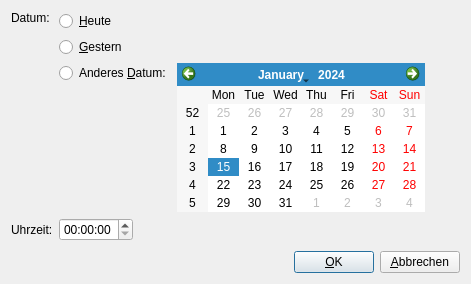
The window that src/gui/windows/DateInputDialog.ui (startkladde/startkladde) describes before a commit, drawn with Qt 5.
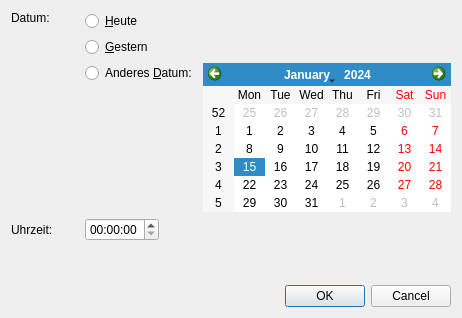
The same window after the commit.

Commit message: Using QDialogButtonBox in dialogs LaunchMethodStatistics: display towflights entry only if there are towflights

Diff of the .ui file:
```diff
--- a/src/gui/windows/DateInputDialog.ui
+++ b/src/gui/windows/DateInputDialog.ui
@@ -6,8 +6,8 @@
    <rect>
     <x>0</x>
     <y>0</y>
-    <width>471</width>
-    <height>284</height>
+    <width>462</width>
+    <height>318</height>
    </rect>
   </property>
   <property name="windowTitle">
@@ -144,46 +144,11 @@
      </property>
     </spacer>
    </item>
-   <item row="2" column="0" colspan="2">
-    <widget class="QWidget" name="widget" native="true">
-     <layout class="QHBoxLayout" name="horizontalLayout">
-      <property name="spacing">
-       <number>6</number>
-      </property>
-      <property name="margin">
-       <number>0</number>
-      </property>
-      <item>
-       <spacer name="horizontalSpacer">
-        <property name="orientation">
-         <enum>Qt::Horizontal</enum>
-        </property>
-        <property name="sizeHint" stdset="0">
-         <size>
-          <width>1</width>
-          <height>0</height>
-         </size>
-        </property>
-       </spacer>
-      </item>
-      <item>
-       <widget class="QPushButton" name="okButton">
-        <property name="text">
-         <string>&amp;OK</string>
-        </property>
-        <property name="default">
-         <bool>true</bool>
-        </property>
-       </widget>
-      </item>
-      <item>
-       <widget class="QPushButton" name="cancelButton">
-        <property name="text">
-         <string>&amp;Abbrechen</string>
-        </property>
-       </widget>
-      </item>
-     </layout>
+   <item row="2" column="0">
+    <widget class="QDialogButtonBox" name="buttonBox">
+     <property name="standardButtons">
+      <set>QDialogButtonBox::Cancel|QDialogButtonBox::Ok</set>
+     </property>
     </widget>
    </item>
   </layout>
```
Left out of the diff: 52 changed lines with no effect on the pictures. The commit also changes 14 other files.
